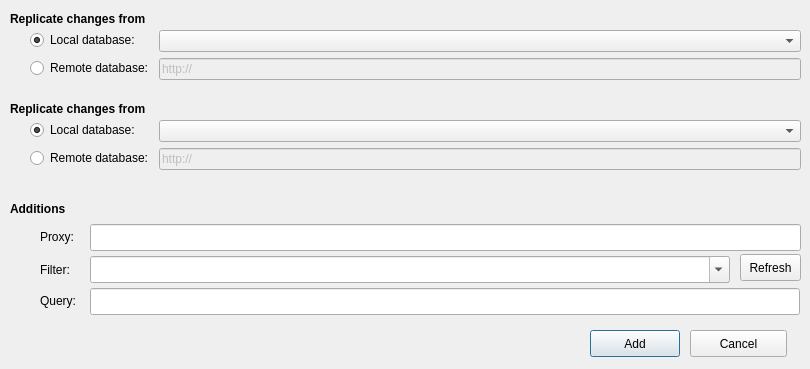
Old version of the form couchman/forms/Tasks.ui in the repository kolyanu4/couchman.
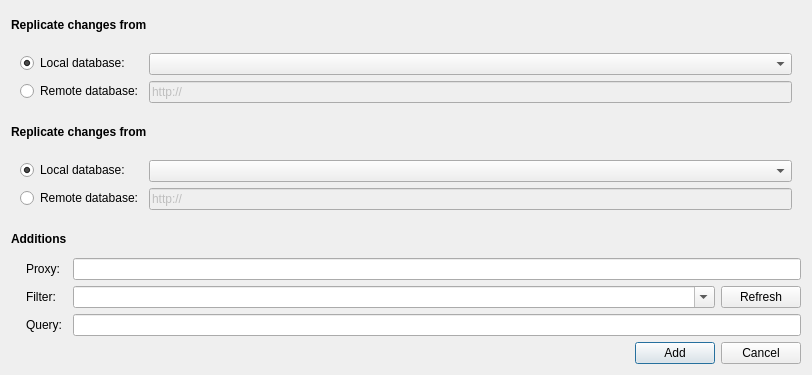
New version of the form.

```diff
--- a/couchman/forms/Tasks.ui
+++ b/couchman/forms/Tasks.ui
@@ -6,22 +6,16 @@
    <rect>
     <x>0</x>
     <y>0</y>
-    <width>810</width>
-    <height>369</height>
+    <width>812</width>
+    <height>375</height>
    </rect>
   </property>
   <property name="windowTitle">
    <string>Add New Task</string>
   </property>
+  <layout class="QGridLayout" name="gridLayout_2" columnstretch="5,25,60,5,5">
+   <item row="0" column="0" colspan="2">
   <widget class="QLabel" name="label">
-   <property name="geometry">
-    <rect>
-     <x>10</x>
-     <y>10</y>
-     <width>168</width>
-     <height>17</height>
-    </rect>
-   </property>
    <property name="font">
     <font>
      <weight>75</weight>
@@ -32,61 +26,9 @@
     <string>Replicate changes from</string>
    </property>
   </widget>
-  <widget class="QWidget" name="verticalLayoutWidget">
-   <property name="geometry">
-    <rect>
-     <x>30</x>
-     <y>30</y>
-     <width>771</width>
-     <height>71</height>
-    </rect>
-   </property>
-   <layout class="QVBoxLayout" name="verticalLayout">
-    <item>
-     <layout class="QFormLayout" name="formLayout">
-      <item row="0" column="0">
-       <widget class="QRadioButton" name="rdb_localsource">
-        <property name="text">
-         <string>Local database:</string>
-        </property>
-        <property name="checked">
-         <bool>true</bool>
-        </property>
-       </widget>
-      </item>
-      <item row="0" column="1">
-       <widget class="QComboBox" name="cmb_localsource"/>
-      </item>
-      <item row="1" column="0">
-       <widget class="QRadioButton" name="rdb_remotesource">
-        <property name="text">
-         <string>Remote database:</string>
-        </property>
-       </widget>
-      </item>
-      <item row="1" column="1">
-       <widget class="QLineEdit" name="txt_remotesource">
-        <property name="enabled">
-         <bool>false</bool>
-        </property>
-        <property name="text">
-         <string>http://</string>
-        </property>
-       </widget>
-      </item>
-     </layout>
-    </item>
-   </layout>
-  </widget>
+   </item>
+   <item row="2" column="0" colspan="2">
   <widget class="QLabel" name="label_2">
-   <property name="geometry">
-    <rect>
-     <x>10</x>
-     <y>100</y>
-     <width>171</width>
-     <height>17</height>
-    </rect>
-   </property>
    <property name="font">
     <font>
      <weight>75</weight>
@@ -97,73 +39,9 @@
     <string>Replicate changes from</string>
    </property>
   </widget>
-  <widget class="QWidget" name="verticalLayoutWidget_2">
-   <property name="geometry">
-    <rect>
-     <x>30</x>
-     <y>120</y>
-     <width>771</width>
-     <height>71</height>
-    </rect>
-   </property>
-   <layout class="QVBoxLayout" name="verticalLayout_2">
-    <item>
-     <layout class="QFormLayout" name="formLayout_2">
-      <property name="fieldGrowthPolicy">
-       <enum>QFormLayout::AllNonFixedFieldsGrow</enum>
-      </property>
-      <item row="0" column="0">
-       <widget class="QRadioButton" name="rdb_localtarget">
-        <property name="text">
-         <string>Local database:</string>
-        </property>
-        <property name="checked">
-         <bool>true</bool>
-        </property>
-        <property name="autoExclusive">
-         <bool>true</bool>
-        </property>
-       </widget>
-      </item>
-      <item row="0" column="1">
-       <widget class="QComboBox" name="cmb_localtarget"/>
-      </item>
-      <item row="1" column="0">
-       <widget class="QRadioButton" name="rdb_remotetarget">
-        <property name="text">
-         <string>Remote database:</string>
-        </property>
-        <property name="autoRepeat">
-         <bool>false</bool>
-        </property>
-        <property name="autoExclusive">
-         <bool>true</bool>
-        </property>
-       </widget>
-      </item>
-      <item row="1" column="1">
-       <widget class="QLineEdit" name="txt_remotetarget">
-        <property name="enabled">
-         <bool>false</bool>
-        </property>
-        <property name="text">
-         <string>http://</string>
-        </property>
-       </widget>
-      </item>
-     </layout>
-    </item>
-   </layout>
-  </widget>
+   </item>
+   <item row="4" column="0">
   <widget class="QLabel" name="label_3">
-   <property name="geometry">
-    <rect>
-     <x>10</x>
-     <y>200</y>
-     <width>71</width>
-     <height>17</height>
-    </rect>
-   </property>
    <property name="font">
     <font>
      <weight>75</weight>
@@ -174,54 +52,36 @@
     <string>Additions</string>
    </property>
   </widget>
+   </item>
+   <item row="5" column="0">
   <widget class="QLabel" name="label_4">
-   <property name="geometry">
-    <rect>
-     <x>40</x>
-     <y>228</y>
-     <width>50</width>
-     <height>17</height>
-    </rect>
-   </property>
    <property name="text">
     <string>Proxy:</string>
    </property>
-  </widget>
+     <property name="indent">
+      <number>15</number>
+     </property>
+    </widget>
+   </item>
+   <item row="5" column="1" colspan="4">
   <widget class="QLineEdit" name="txt_proxy">
-   <property name="geometry">
-    <rect>
-     <x>90</x>
-     <y>224</y>
-     <width>711</width>
-     <height>27</height>
-    </rect>
-   </property>
    <property name="focusPolicy">
     <enum>Qt::StrongFocus</enum>
    </property>
   </widget>
+   </item>
+   <item row="6" column="0">
   <widget class="QLabel" name="label_5">
-   <property name="geometry">
-    <rect>
-     <x>40</x>
-     <y>261</y>
-     <width>50</width>
-     <height>17</height>
-    </rect>
-   </property>
    <property name="text">
     <string>Filter:</string>
    </property>
-  </widget>
+     <property name="indent">
+      <number>15</number>
+     </property>
+    </widget>
+   </item>
+   <item row="6" column="1" colspan="3">
   <widget class="QComboBox" name="cmb_filters">
-   <property name="geometry">
-    <rect>
-     <x>90</x>
-     <y>256</y>
-     <width>640</width>
-     <height>27</height>
-    </rect>
-   </property>
    <property name="focusPolicy">
     <enum>Qt::StrongFocus</enum>
    </property>
@@ -229,54 +89,40 @@
     <bool>true</bool>
    </property>
   </widget>
+   </item>
+   <item row="6" column="4">
   <widget class="QPushButton" name="btn_getfilters">
-   <property name="geometry">
-    <rect>
-     <x>740</x>
-     <y>254</y>
-     <width>61</width>
-     <height>27</height>
-    </rect>
-   </property>
    <property name="text">
     <string>Refresh</string>
    </property>
   </widget>
+   </item>
+   <item row="7" column="0">
   <widget class="QLabel" name="label_6">
-   <property name="geometry">
-    <rect>
-     <x>40</x>
-     <y>292</y>
-     <width>50</width>
-     <height>17</height>
-    </rect>
-   </property>
    <property name="text">
     <string>Query:</string>
    </property>
-  </widget>
+     <property name="indent">
+      <number>15</number>
+     </property>
+    </widget>
+   </item>
+   <item row="7" column="1" colspan="4">
   <widget class="QLineEdit" name="txt_query">
-   <property name="geometry">
-    <rect>
-     <x>90</x>
-     <y>288</y>
-     <width>710</width>
-     <height>27</height>
-    </rect>
-   </property>
    <property name="focusPolicy">
     <enum>Qt::StrongFocus</enum>
    </property>
   </widget>
+   </item>
+   <item row="8" column="4">
+    <widget class="QPushButton" name="btn_cancel">
+     <property name="text">
+      <string>Cancel</string>
+     </property>
+    </widget>
+   </item>
+   <item row="8" column="3">
   <widget class="QPushButton" name="btn_save">
-   <property name="geometry">
-    <rect>
-     <x>590</x>
-     <y>330</y>
-     <width>90</width>
-     <height>27</height>
-    </rect>
-   </property>
    <property name="text">
     <string>Add</string>
    </property>
@@ -284,19 +130,100 @@
     <bool>true</bool>
    </property>
   </widget>
-  <widget class="QPushButton" name="btn_cancel">
-   <property name="geometry">
-    <rect>
-     <x>690</x>
-     <y>330</y>
-     <width>97</width>
-     <height>27</height>
-    </rect>
-   </property>
+   </item>
+   <item row="1" column="0" colspan="5">
+    <widget class="QWidget" name="verticalWidget" native="true">
+     <layout class="QVBoxLayout" name="verticalLayout">
+      <item>
+       <layout class="QFormLayout" name="formLayout">
+        <item row="0" column="0">
+         <widget class="QRadioButton" name="rdb_localsource">
+          <property name="text">
+           <string>Local database:</string>
+          </property>
+          <property name="checked">
+           <bool>true</bool>
+          </property>
+         </widget>
+        </item>
+        <item row="0" column="1">
+         <widget class="QComboBox" name="cmb_localsource"/>
+        </item>
+        <item row="1" column="0">
+         <widget class="QRadioButton" name="rdb_remotesource">
    <property name="text">
-    <string>Cancel</string>
-   </property>
-  </widget>
+           <string>Remote database:</string>
+          </property>
+         </widget>
+        </item>
+        <item row="1" column="1">
+         <widget class="QLineEdit" name="txt_remotesource">
+          <property name="enabled">
+           <bool>false</bool>
+          </property>
+          <property name="text">
+           <string>http://</string>
+          </property>
+         </widget>
+        </item>
+       </layout>
+      </item>
+     </layout>
+    </widget>
+   </item>
+   <item row="3" column="0" colspan="5">
+    <widget class="QWidget" name="verticalWidget_2" native="true">
+     <layout class="QVBoxLayout" name="verticalLayout_2">
+      <item>
+       <layout class="QFormLayout" name="formLayout_2">
+        <property name="fieldGrowthPolicy">
+         <enum>QFormLayout::AllNonFixedFieldsGrow</enum>
+        </property>
+        <item row="0" column="0">
+         <widget class="QRadioButton" name="rdb_localtarget">
+          <property name="text">
+           <string>Local database:</string>
+          </property>
+          <property name="checked">
+           <bool>true</bool>
+          </property>
+          <property name="autoExclusive">
+           <bool>true</bool>
+          </property>
+         </widget>
+        </item>
+        <item row="0" column="1">
+         <widget class="QComboBox" name="cmb_localtarget"/>
+        </item>
+        <item row="1" column="0">
+         <widget class="QRadioButton" name="rdb_remotetarget">
+          <property name="text">
+           <string>Remote database:</string>
+          </property>
+          <property name="autoRepeat">
+           <bool>false</bool>
+          </property>
+          <property name="autoExclusive">
+           <bool>true</bool>
+          </property>
+         </widget>
+        </item>
+        <item row="1" column="1">
+         <widget class="QLineEdit" name="txt_remotetarget">
+          <property name="enabled">
+           <bool>false</bool>
+          </property>
+          <property name="text">
+           <string>http://</string>
+          </property>
+         </widget>
+        </item>
+       </layout>
+      </item>
+     </layout>
+    </widget>
+   </item>
+  </layout>
  </widget>
  <resources/>
  <connections>
```
Lines whose indentation alone changed are shown as unchanged.
